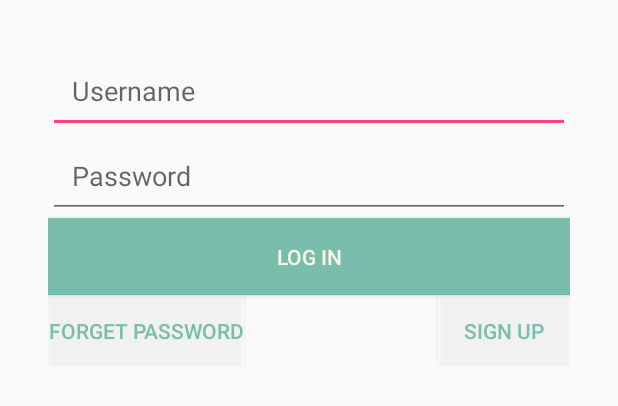
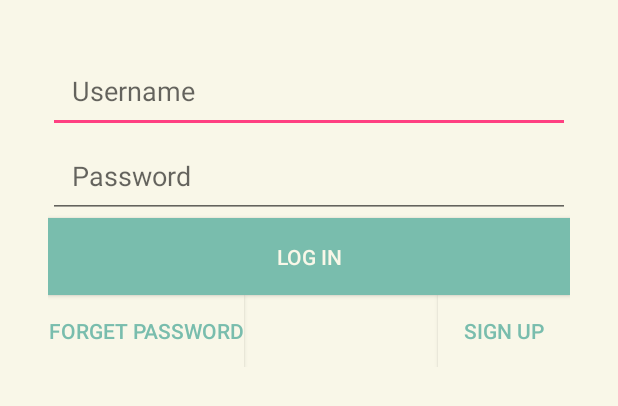
Before and after one commit to Lillian6/LifoMMunity, an Android app: the layout activity_login.xml on its own in the app's theme, with its tools: preview values and no code run, on a phone screen of 412 x 824 dp. Shown: the top 406 px of the screen. Run offline under Robolectric (Android 15) with nearby library versions, the phone set to English and light mode, and no system bars.

Commit message:
add login layout

```diff
--- a/app/src/main/res/layout/activity_login.xml
+++ b/app/src/main/res/layout/activity_login.xml
@@ -6,6 +6,7 @@
     android:layout_height="match_parent"
     android:orientation="vertical"
     android:padding="32dp"
+    android:background="@color/colorYellow"
     tools:context="com.markzhengma.android.lifommunity.LoginActivity">
 
     <EditText
@@ -41,7 +42,7 @@
             android:layout_width="wrap_content"
             android:layout_height="wrap_content"
             android:layout_alignParentLeft="true"
-            android:background="@color/btnBg"
+            android:background="@color/colorYellow"
             android:textColor="@color/colorGreen"
             android:text="@string/forget_password" />
 
@@ -49,7 +50,7 @@
             android:layout_width="wrap_content"
             android:layout_height="wrap_content"
             android:layout_alignParentRight="true"
-            android:background="@color/btnBg"
+            android:background="@color/colorYellow"
             android:textColor="@color/colorGreen"
             android:text="@string/sign_up" />
     </RelativeLayout>
```
